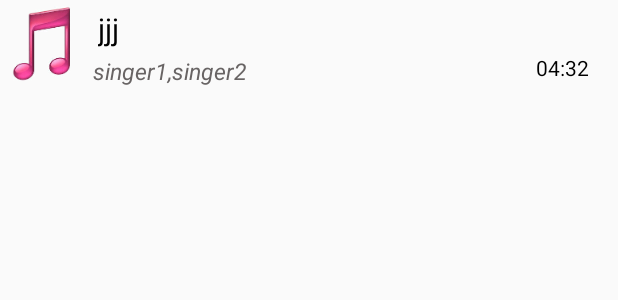
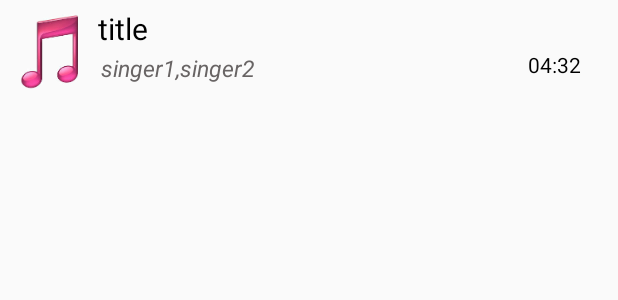
Before and after one commit to cviacmob/NHeartApp, an Android app: the layout list_single.xml on its own in the app's theme, with its tools: preview values and no code run, on a phone screen of 412 x 824 dp. Shown: the top 300 px of the screen. Run offline under Robolectric (Android 15) with nearby library versions, the phone set to English and light mode, and no system bars.

Commit message:
implemented MusicList

```diff
--- a/app/src/main/res/layout/list_single.xml
+++ b/app/src/main/res/layout/list_single.xml
@@ -1,15 +1,15 @@
 <?xml version="1.0" encoding="utf-8"?>
 <RelativeLayout xmlns:android="http://schemas.android.com/apk/res/android"
     android:layout_width="match_parent"
-    android:layout_height="match_parent" >
+    android:layout_height="match_parent"
+    android:padding="5dp">
 
     <TextView
         android:id="@+id/titlehead"
-        android:layout_width="250dp"
+        android:layout_width="wrap_content"
         android:layout_height="wrap_content"
-        android:padding="5dp"
         android:maxLines="1"
-        android:text="jjj"
+        android:text="title"
         android:textSize="20dp"
         android:textColor="#000000"
         android:layout_toRightOf="@+id/img" />
@@ -24,9 +24,9 @@
         android:textSize="15dp"
         android:textStyle="italic"
         android:textColor="#686464"
-        android:layout_alignBottom="@+id/img"
+        android:layout_below="@+id/titlehead"
         android:layout_toRightOf="@+id/img"
-        android:layout_toEndOf="@+id/img" />
+        />
 
     <ImageView
         android:id="@+id/img"
```
Also changed, not shown: app/src/main/java/com/cviac/nheart/nheartapp/adapters/MusicInfoAdapter.java (+2 -32 lines), app/src/main/java/com/cviac/nheart/nheartapp/datamodel/MusicInfo.java (+30 -0 lines), app/src/main/java/com/cviac/nheart/nheartapp/fragments/MusicFragment.java (+28 -16 lines).
